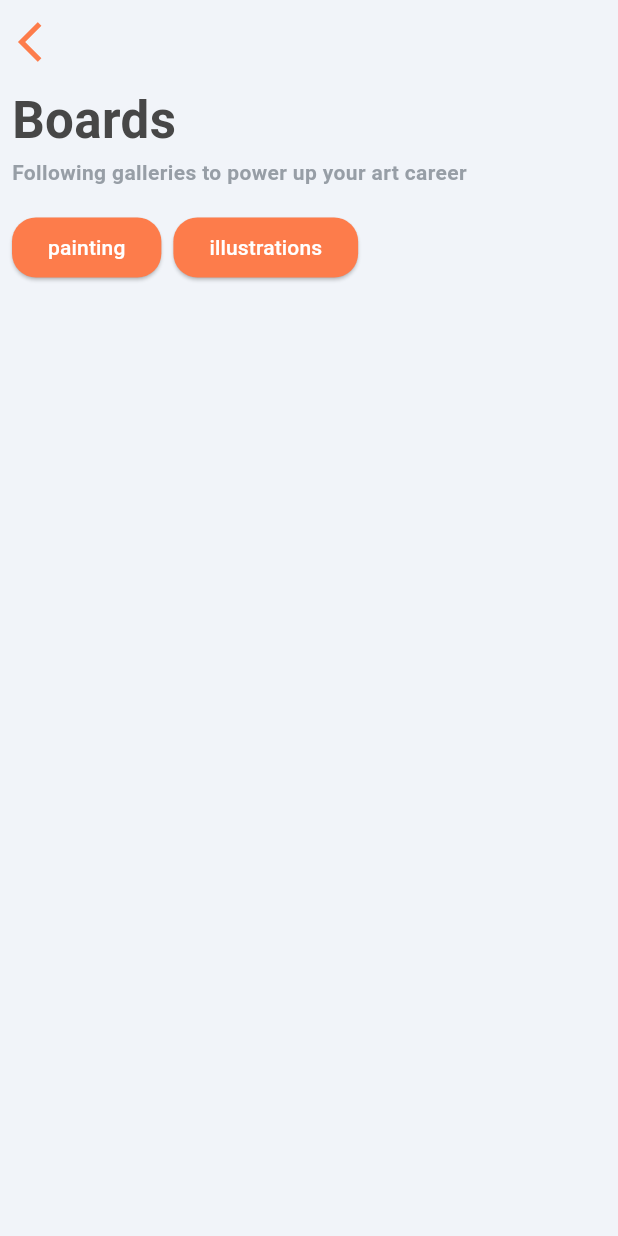
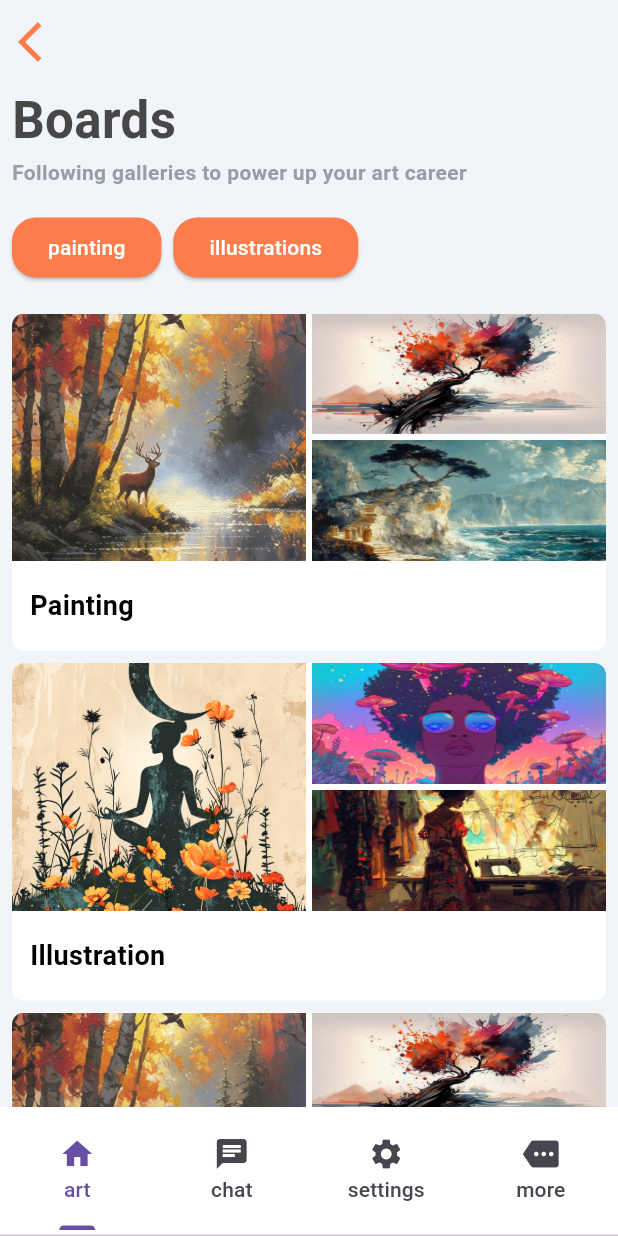
Before and after one commit to sagarthecoder/Flutter-Art-Gallery, a Flutter app: the screen it shows after launch, on a phone screen of 412 x 824 dp. Run offline on Flutter 3.47's test engine with Material 3 defaults, Android fonts, the phone set to English and light mode, and no system bars.

Commit message:
Added TabBar and art ui in homePage

```diff
--- /dev/null
+++ b/lib/Modules/UISections/HomePage/Model/ArtList.dart
@@ -0,0 +1,104 @@
+enum ArtType {
+  painting,
+  illustration,
+}
+
+extension ArtTypeExtension on ArtType {
+  String getTitle() {
+    switch (this) {
+      case ArtType.painting:
+        return "Painting";
+      case ArtType.illustration:
+        return "Illustration";
+    }
+  }
+}
+
+class ArtInfo {
+  ArtType artType;
+  String img1;
+  String img2;
+  String img3;
+
+  ArtInfo({
+    required this.artType,
+    required this.img1,
+    required this.img2,
+    required this.img3,
+  });
+}
+
+class ArtList {
+  var items = [
+    ArtInfo(
+        artType: ArtType.painting,
+        img1: 'utils/images/painting3.jpg',
+        img2: 'utils/images/painting1.jpg',
+        img3: 'utils/images/painting2.jpg'),
+    ArtInfo(
+        artType: ArtType.illustration,
+        img1: 'utils/images/ilu1.jpg',
+        img2: 'utils/images/ilu2.jpg',
+        img3: 'utils/images/ilu3.jpg'),
+    ArtInfo(
+        artType: ArtType.painting,
+        img1: 'utils/images/painting3.jpg',
+        img2: 'utils/images/painting1.jpg',
+        img3: 'utils/images/painting2.jpg'),
+    ArtInfo(
+        artType: ArtType.illustration,
+        img1: 'utils/images/ilu1.jpg',
+        img2: 'utils/images/ilu2.jpg',
+        img3: 'utils/images/ilu3.jpg'),
+    ArtInfo(
+        artType: ArtType.painting,
+        img1: 'utils/images/painting3.jpg',
+        img2: 'utils/images/painting1.jpg',
+        img3: 'utils/images/painting2.jpg'),
+    ArtInfo(
+        artType: ArtType.illustration,
+        img1: 'utils/images/ilu1.jpg',
+        img2: 'utils/images/ilu2.jpg',
+        img3: 'utils/images/ilu3.jpg'),
+    ArtInfo(
+        artType: ArtType.painting,
+        img1: 'utils/images/painting3.jpg',
+        img2: 'utils/images/painting1.jpg',
+        img3: 'utils/images/painting2.jpg'),
+    ArtInfo(
+        artType: ArtType.illustration,
+        img1: 'utils/images/ilu1.jpg',
+        img2: 'utils/images/ilu2.jpg',
+        img3: 'utils/images/ilu3.jpg'),
+    ArtInfo(
+        artType: ArtType.painting,
+        img1: 'utils/images/painting3.jpg',
+        img2: 'utils/images/painting1.jpg',
+        img3: 'utils/images/painting2.jpg'),
+    ArtInfo(
+        artType: ArtType.illustration,
+        img1: 'utils/images/ilu1.jpg',
+        img2: 'utils/images/ilu2.jpg',
+        img3: 'utils/images/ilu3.jpg'),
+    ArtInfo(
+        artType: ArtType.painting,
+        img1: 'utils/images/painting3.jpg',
+        img2: 'utils/images/painting1.jpg',
+        img3: 'utils/images/painting2.jpg'),
+    ArtInfo(
+        artType: ArtType.illustration,
+        img1: 'utils/images/ilu1.jpg',
+        img2: 'utils/images/ilu2.jpg',
+        img3: 'utils/images/ilu3.jpg'),
+    ArtInfo(
+        artType: ArtType.painting,
+        img1: 'utils/images/painting3.jpg',
+        img2: 'utils/images/painting1.jpg',
+        img3: 'utils/images/painting2.jpg'),
+    ArtInfo(
+        artType: ArtType.illustration,
+        img1: 'utils/images/ilu1.jpg',
+        img2: 'utils/images/ilu2.jpg',
+        img3: 'utils/images/ilu3.jpg'),
+  ];
+}
--- /dev/null
+++ b/lib/Modules/UISections/HomePage/Views/ArtItemView.dart
@@ -0,0 +1,80 @@
+import 'package:flutter/cupertino.dart';
+import 'package:flutter/material.dart';
+import 'package:gallary_art/Modules/UISections/HomePage/Model/ArtList.dart';
+
+class ArtItemView extends StatefulWidget {
+  final ArtInfo artInfo;
+  const ArtItemView({required this.artInfo});
+  // const ArtItemView({super.key});
+  @override
+  State<ArtItemView> createState() => _ArtItemViewState();
+}
+
+class _ArtItemViewState extends State<ArtItemView> {
+  @override
+  Widget build(BuildContext context) {
+    return Column(
+      crossAxisAlignment: CrossAxisAlignment.start,
+      mainAxisAlignment: MainAxisAlignment.spaceBetween,
+      children: [
+        Expanded(
+          child: Row(
+            mainAxisAlignment: MainAxisAlignment.spaceEvenly,
+            crossAxisAlignment: CrossAxisAlignment.start,
+            children: [
+              Expanded(
+                child: Image.asset(
+                  widget.artInfo.img1,
+                  fit: BoxFit.cover,
+                ),
+              ),
+              SizedBox(
+                width: 4,
+              ),
+              Expanded(
+                child: Column(
+                  mainAxisAlignment: MainAxisAlignment.spaceEvenly,
+                  crossAxisAlignment: CrossAxisAlignment.stretch,
+                  children: [
+                    Expanded(
+                      child: Image.asset(
+                        widget.artInfo.img2,
+                        fit: BoxFit.fill,
+                      ),
+                    ),
+                    SizedBox(
+                      height: 4,
+                    ),
+                    Expanded(
+                      child: Image.asset(
+                        widget.artInfo.img3,
+                        fit: BoxFit.fill,
+                      ),
+                    )
+                  ],
+                ),
+              )
+            ],
+          ),
+        ),
+        Container(
+          height: 60,
+          child: Align(
+            alignment: Alignment.centerLeft,
+            child: Padding(
+              padding: EdgeInsets.only(left: 12),
+              child: Text(
+                widget.artInfo.artType.getTitle(),
+                style: const TextStyle(
+                  color: Colors.black,
+                  fontWeight: FontWeight.bold,
+                  fontSize: 18,
+                ),
+              ),
+            ),
+          ),
+        )
+      ],
+    );
+  }
+}
--- /dev/null
+++ b/lib/Modules/UISections/HomePage/Views/ArtView.dart
@@ -0,0 +1,112 @@
+import 'package:flutter/cupertino.dart';
+import 'package:flutter/material.dart';
+import '../Model/ArtList.dart';
+import 'ArtItemView.dart';
+
+class ArtView extends StatefulWidget {
+  const ArtView({super.key});
+
+  @override
+  State<ArtView> createState() => _ArtViewState();
+}
+
+class _ArtViewState extends State<ArtView> {
+  var items = ArtList().items;
+  @override
+  Widget build(BuildContext context) {
+    return Padding(
+      padding: const EdgeInsets.symmetric(horizontal: 8),
+      child: Column(
+        crossAxisAlignment: CrossAxisAlignment.start,
+        children: [
+          const Text(
+            'Boards',
+            style: TextStyle(
+                fontSize: 34,
+                fontWeight: FontWeight.bold,
+                color: Color(0XFF474747)),
+          ),
+          const Text(
+            'Following galleries to power up your art career',
+            style: TextStyle(
+              fontSize: 14,
+              fontWeight: FontWeight.bold,
+              color: Color(0XFF979EA6),
+            ),
+          ),
+          addArtListButtons(),
+          const SizedBox(
+            height: 20,
+          ),
+          Expanded(
+              child: SingleChildScrollView(
+            scrollDirection: Axis.vertical,
+            child: Column(
+              crossAxisAlignment: CrossAxisAlignment.start,
+              children: items.map((item) {
+                return Padding(
+                  padding: const EdgeInsets.only(bottom: 8),
+                  child: Container(
+                      width: double.infinity,
+                      height: 225,
+                      clipBehavior: Clip.antiAlias,
+                      decoration: BoxDecoration(
+                          color: Colors.white,
+                          borderRadius: BorderRadius.circular(8.0)),
+                      child: ArtItemView(artInfo: item)),
+                );
+              }).toList(),
+            ),
+          ))
+        ],
+      ),
+    );
+  }
+
+  List<Widget> addSpacingBetweenItems(List<Widget> children, double spacing) {
+    return children
+        .map((widget) => Padding(
+              padding: EdgeInsets.only(right: spacing),
+              child: widget,
+            ))
+        .toList();
+  }
+
+  Widget addArtListButtons() {
+    return Padding(
+      padding: const EdgeInsets.only(top: 16),
+      child: Row(
+          crossAxisAlignment: CrossAxisAlignment.start,
+          children: addSpacingBetweenItems(
+            [
+              ElevatedButton(
+                onPressed: () {},
+                style: ElevatedButton.styleFrom(
+                  backgroundColor: Color(0XFFFD7C4B),
+                  shape: RoundedRectangleBorder(
+                      borderRadius: BorderRadius.circular(16)),
+                ),
+                child: const Text('painting',
+                    style: TextStyle(
+                      color: Colors.white,
+                    )),
+              ),
+              ElevatedButton(
+                  onPressed: () {},
+                  style: ElevatedButton.styleFrom(
+                    backgroundColor: Color(0XFFFD7C4B),
+                    shape: RoundedRectangleBorder(
+                        borderRadius: BorderRadius.circular(16)),
+                  ),
+                  child: const Text(
+                    'illustrations',
+                    style: TextStyle(
+                      color: Colors.white,
+                    ),
+                  )),
+            ],
+            8.0,
+          )),
+    );
+  }
+}
--- a/lib/Modules/UISections/HomePage/Views/Home.dart
+++ b/lib/Modules/UISections/HomePage/Views/Home.dart
@@ -1,5 +1,9 @@
 import 'package:flutter/cupertino.dart';
 import 'package:flutter/material.dart';
+import 'package:gallary_art/Modules/UISections/HomePage/Views/ArtItemView.dart';
+import 'package:gallary_art/Modules/UISections/HomePage/Views/ArtView.dart';
+
+import '../Model/ArtList.dart';
 
 class Home extends StatefulWidget {
   const Home({super.key});
@@ -8,11 +12,26 @@ class Home extends StatefulWidget {
   State<Home> createState() => _HomeState();
 }
 
-class _HomeState extends State<Home> {
+class _HomeState extends State<Home> with SingleTickerProviderStateMixin {
+  late TabController _tabController;
+
+  @override
+  void initState() {
+    super.initState();
+    _tabController =
+        TabController(length: 4, vsync: this); // Custom TabController
+  }
+
+  @override
+  void dispose() {
+    _tabController.dispose();
+    super.dispose();
+  }
+
   @override
   Widget build(BuildContext context) {
-    return MaterialApp(
-      home: Scaffold(
+    return Scaffold(
+      resizeToAvoidBottomInset: false,
       backgroundColor: Color(0XFFF1F4F9),
       appBar: AppBar(
         backgroundColor: Colors.transparent,
@@ -22,78 +41,48 @@ class _HomeState extends State<Home> {
           size: 32,
         ),
       ),
-        body: Padding(
-          padding: const EdgeInsets.only(left: 8),
-          child: Column(
-            crossAxisAlignment: CrossAxisAlignment.start,
-            children: [
-              const Text(
-                'Boards',
-                style: TextStyle(
-                    fontSize: 34,
-                    fontWeight: FontWeight.bold,
-                    color: Color(0XFF474747)),
+      bottomNavigationBar: makeTabBar(),
+      body: TabBarView(controller: _tabController, children: const [
+        ArtView(),
+        Center(
+          child: Text("chat"),
         ),
-              const Text(
-                'Following galleries to power up your art career',
-                style: TextStyle(
-                  fontSize: 14,
-                  fontWeight: FontWeight.bold,
-                  color: Color(0XFF979EA6),
+        Center(
+          child: Text("settings"),
         ),
+        Center(
+          child: Text("more"),
+        )
+      ]),
+    );
+  }
+
+  Widget makeTabBar() {
+    return Container(
+      height: 86,
+      color: Colors.white,
+      child: TabBar(
+        controller: _tabController,
+        indicatorPadding: EdgeInsets.only(bottom: 4),
+        tabs: const [
+          Tab(
+            text: 'art',
+            icon: Icon(Icons.home),
           ),
-              addArtListButtons()
+          Tab(
+            text: 'chat',
+            icon: Icon(Icons.chat),
+          ),
+          Tab(
+            text: 'settings',
+            icon: Icon(Icons.settings),
+          ),
+          Tab(
+            text: 'more',
+            icon: Icon(Icons.more),
+          )
         ],
-          ),
-        ),
       ),
     );
   }
-
-  List<Widget> addSpacingBetweenItems(List<Widget> children, double spacing) {
-    return children
-        .map((widget) => Padding(
-              padding: EdgeInsets.only(right: spacing),
-              child: widget,
-            ))
-        .toList();
 }
-
-  Widget addArtListButtons() {
-    return Padding(
-      padding: const EdgeInsets.only(top: 16),
-      child: Row(
-          crossAxisAlignment: CrossAxisAlignment.start,
-          children: addSpacingBetweenItems(
-            [
-              ElevatedButton(
-                onPressed: () {},
-                style: ElevatedButton.styleFrom(
-                  backgroundColor: Color(0XFFFD7C4B),
-                  shape: RoundedRectangleBorder(
-                      borderRadius: BorderRadius.circular(16)),
-                ),
-                child: const Text('painting',
-                    style: TextStyle(
-                      color: Colors.white,
-                    )),
-              ),
-              ElevatedButton(
-                  onPressed: () {},
-                  style: ElevatedButton.styleFrom(
-                    backgroundColor: Color(0XFFFD7C4B),
-                    shape: RoundedRectangleBorder(
-                        borderRadius: BorderRadius.circular(16)),
-                  ),
-                  child: const Text(
-                    'illustrations',
-                    style: TextStyle(
-                      color: Colors.white,
-                    ),
-                  )),
-            ],
-            8.0,
-          )),
-    );
-  }
-}
--- a/lib/main.dart
+++ b/lib/main.dart
@@ -3,125 +3,19 @@ import 'package:flutter/material.dart';
 import 'Modules/UISections/HomePage/Views/Home.dart';
 
 void main() {
-  runApp(Home());
+  runApp(MyApp());
 }
 
 class MyApp extends StatelessWidget {
-  const MyApp({super.key});
-
-  // This widget is the root of your application.
   @override
   Widget build(BuildContext context) {
     return MaterialApp(
-      title: 'Flutter Demo',
+      debugShowCheckedModeBanner: false,
+      title: '',
       theme: ThemeData(
-        // This is the theme of your application.
-        //
-        // TRY THIS: Try running your application with "flutter run". You'll see
-        // the application has a purple toolbar. Then, without quitting the app,
-        // try changing the seedColor in the colorScheme below to Colors.green
-        // and then invoke "hot reload" (save your changes or press the "hot
-        // reload" button in a Flutter-supported IDE, or press "r" if you used
-        // the command line to start the app).
-        //
-        // Notice that the counter didn't reset back to zero; the application
-        // state is not lost during the reload. To reset the state, use hot
-        // restart instead.
-        //
-        // This works for code too, not just values: Most code changes can be
-        // tested with just a hot reload.
-        colorScheme: ColorScheme.fromSeed(seedColor: Colors.deepPurple),
-        useMaterial3: true,
+        primarySwatch: Colors.blue,
       ),
-      home: const MyHomePage(title: 'Flutter Demo Home Page'),
+      home: Home(), // Setting Home as the root widget
     );
   }
 }
-
-class MyHomePage extends StatefulWidget {
-  const MyHomePage({super.key, required this.title});
-
-  // This widget is the home page of your application. It is stateful, meaning
-  // that it has a State object (defined below) that contains fields that affect
-  // how it looks.
-
-  // This class is the configuration for the state. It holds the values (in this
-  // case the title) provided by the parent (in this case the App widget) and
-  // used by the build method of the State. Fields in a Widget subclass are
-  // always marked "final".
-
-  final String title;
-
-  @override
-  State<MyHomePage> createState() => _MyHomePageState();
-}
-
-class _MyHomePageState extends State<MyHomePage> {
-  int _counter = 0;
-
-  void _incrementCounter() {
-    setState(() {
-      // This call to setState tells the Flutter framework that something has
-      // changed in this State, which causes it to rerun the build method below
-      // so that the display can reflect the updated values. If we changed
-      // _counter without calling setState(), then the build method would not be
-      // called again, and so nothing would appear to happen.
-      _counter++;
-    });
-  }
-
-  @override
-  Widget build(BuildContext context) {
-    // This method is rerun every time setState is called, for instance as done
-    // by the _incrementCounter method above.
-    //
-    // The Flutter framework has been optimized to make rerunning build methods
-    // fast, so that you can just rebuild anything that needs updating rather
-    // than having to individually change instances of widgets.
-    return Scaffold(
-      appBar: AppBar(
-        // TRY THIS: Try changing the color here to a specific color (to
-        // Colors.amber, perhaps?) and trigger a hot reload to see the AppBar
-        // change color while the other colors stay the same.
-        backgroundColor: Theme.of(context).colorScheme.inversePrimary,
-        // Here we take the value from the MyHomePage object that was created by
-        // the App.build method, and use it to set our appbar title.
-        title: Text(widget.title),
-      ),
-      body: Center(
-        // Center is a layout widget. It takes a single child and positions it
-        // in the middle of the parent.
-        child: Column(
-          // Column is also a layout widget. It takes a list of children and
-          // arranges them vertically. By default, it sizes itself to fit its
-          // children horizontally, and tries to be as tall as its parent.
-          //
-          // Column has various properties to control how it sizes itself and
-          // how it positions its children. Here we use mainAxisAlignment to
-          // center the children vertically; the main axis here is the vertical
-          // axis because Columns are vertical (the cross axis would be
-          // horizontal).
-          //
-          // TRY THIS: Invoke "debug painting" (choose the "Toggle Debug Paint"
-          // action in the IDE, or press "p" in the console), to see the
-          // wireframe for each widget.
-          mainAxisAlignment: MainAxisAlignment.center,
-          children: <Widget>[
-            const Text(
-              'You have pushed the button this many times:',
-            ),
-            Text(
-              '$_counter',
-              style: Theme.of(context).textTheme.headlineMedium,
-            ),
-          ],
-        ),
-      ),
-      floatingActionButton: FloatingActionButton(
-        onPressed: _incrementCounter,
-        tooltip: 'Increment',
-        child: const Icon(Icons.add),
-      ), // This trailing comma makes auto-formatting nicer for build methods.
-    );
-  }
-}
```
Also changed, not shown: pubspec.yaml (+2 -9 lines), utils/images/ilu1.jpg (added), utils/images/ilu2.jpg (added), utils/images/ilu3.jpg (added), utils/images/painting1.jpg (added), utils/images/painting2.jpg (added), utils/images/painting3.jpg (added). Lines whose indentation alone changed are shown as unchanged.
